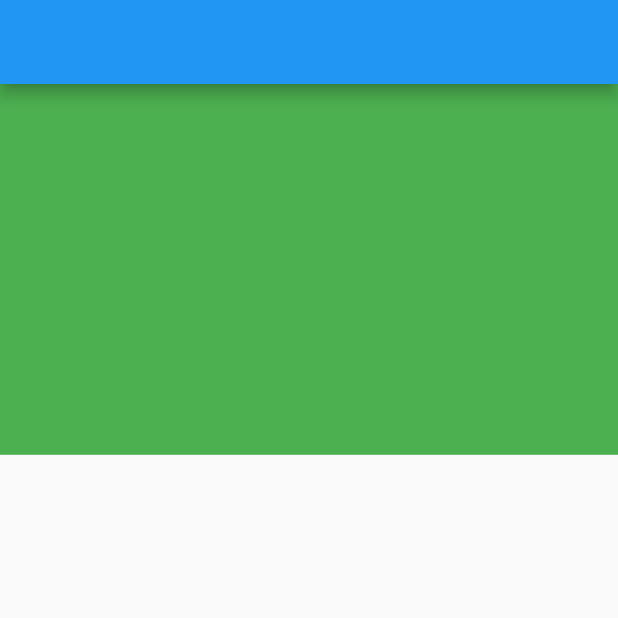
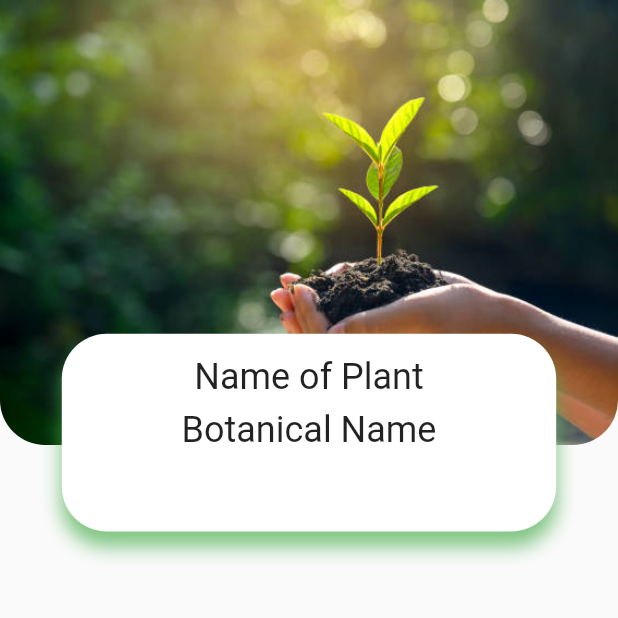
Before and after one commit to NICKurukshetra/park-with-a-conscience, a Flutter app: the screen it shows after launch, on a phone screen of 412 x 824 dp, the top half of it. Run offline on Flutter 3.47's test engine with Material 2 defaults, Android fonts, the phone set to English and light mode, and no system bars.

Commit message:
created initial plant header.

```diff
--- a/lib/screens/plantScreen/components/plantScreenBody.dart
+++ b/lib/screens/plantScreen/components/plantScreenBody.dart
@@ -11,8 +11,65 @@ class PlantScreenBody extends StatelessWidget {
     Size size = MediaQuery.of(context).size;
     return Column(children: [
       Container(
-        height: size.height * 0.3,
-        color: Colors.green,
+        height: size.height * 0.43,
+        // color: Colors.green,
+        child: Stack(children: [
+          Container(
+            height: size.height * 0.36,
+            // color: Colors.black,
+            decoration: BoxDecoration(
+              // color: Colors.green,
+              borderRadius: BorderRadius.vertical(bottom: Radius.circular(30)),
+              image: DecorationImage(
+                image: AssetImage('assets/images/istockphoto-1181366400-612x612.jpeg'),
+                fit: BoxFit.cover,
+              ),
+            ),
+          ),
+          Positioned(
+            bottom: 0,
+            left: 0,
+            right: 0,
+            child: Container(
+              margin: EdgeInsets.symmetric(horizontal: size.width * 0.1),
+              // padding: EdgeInsets.symmetric(horizontal: 2),
+              height: size.height * 0.16,
+              decoration: BoxDecoration(
+                color: Colors.white,
+                borderRadius: BorderRadius.circular(30),
+                boxShadow: [
+                  BoxShadow(
+                  color: Colors.green.withOpacity(0.7),
+                  offset: Offset(0,10),
+                  blurRadius: 10
+                  )
+                ]
+              ),
+              child: Stack(
+                // crossAxisAlignment: CrossAxisAlignment.start,
+                alignment: Alignment.center,
+                children: [
+                  Positioned(
+                    top: 15,
+                    // left: 15,
+                    child: Text(
+                      "Name of Plant",
+                      style: Theme.of(context).textTheme.headline5,
+                    )
+                  ),
+                  Positioned(
+                    top: 50,
+                    // left: 15,
+                    child: Text(
+                      "Botanical Name",
+                      style: Theme.of(context).textTheme.headline5,
+                    )
+                  ),
+                ],
+              )
+            )
+          )
+        ]),
       )
     ]);
   }
--- a/lib/screens/plantScreen/plantScreen.dart
+++ b/lib/screens/plantScreen/plantScreen.dart
@@ -8,7 +8,7 @@ class PlantScreen extends StatelessWidget {
   @override
   Widget build(BuildContext context) {
     return Scaffold(
-      appBar: AppBar(),
+      // appBar: AppBar(),
       body: PlantScreenBody(),
     );
   }
```
